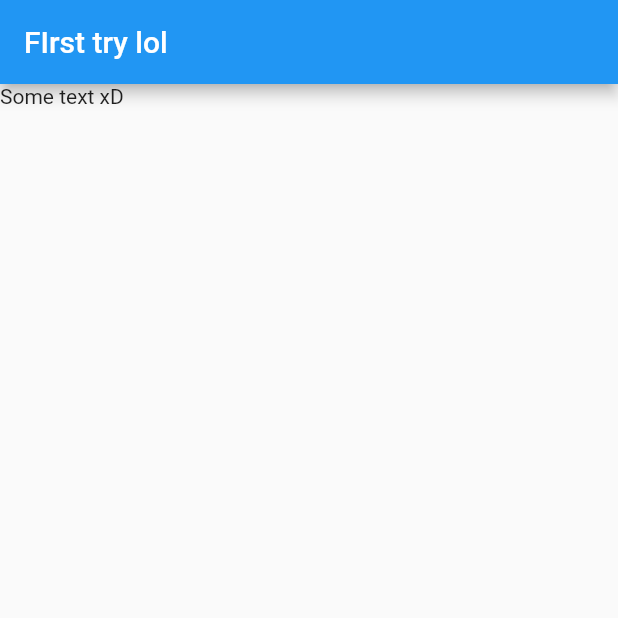
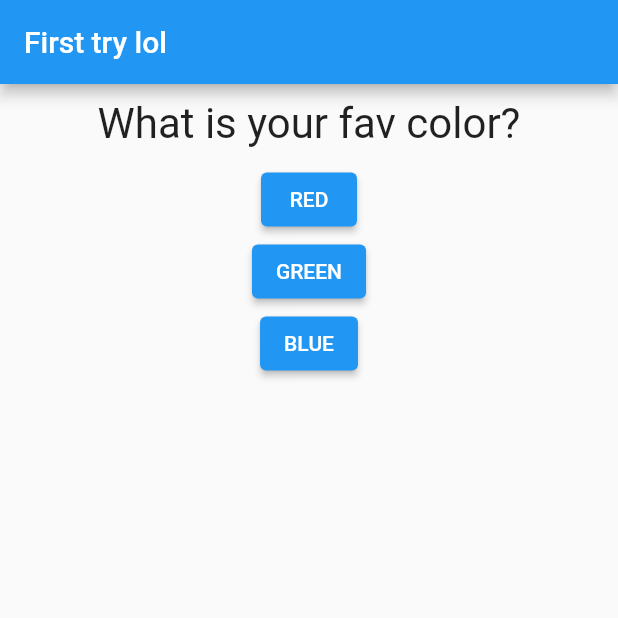
Before and after one commit to TheGhaplaMan/Flutter, a Flutter app: the screen it shows after launch, on a phone screen of 412 x 824 dp, the top half of it. Run offline on Flutter 3.47's test engine with Material 2 defaults, Android fonts, the light colour scheme and no system bars.

Commit message:
till vid 30, folder 2

```diff
--- a/trying_again/lib/main.dart
+++ b/trying_again/lib/main.dart
@@ -1,19 +1,61 @@
 import 'package:flutter/material.dart';
+import './question.dart';
 
 //void main() {
 //  runApp(MyApp());
 //}
 void main() => runApp(MyApp());
 
-class MyApp extends StatelessWidget {
+class MyApp extends StatefulWidget {
+  @override
+  State<StatefulWidget> createState() {
+    // TODO: implement createState
+    return _MyAppState();
+  }
+}
+
+class _MyAppState extends State<MyApp> {
+  var _queIndex = 0;
+  void answerQ() {
+    setState(() {
+      _queIndex = _queIndex + 1;
+    });
+    print(_queIndex);
+  }
+
   @override
   Widget build(BuildContext context) {
+    var que = [
+      "What is your fav color?",
+      "What is your fav animal?",
+    ];
     return MaterialApp(
       home: Scaffold(
         appBar: AppBar(
-          title: Text("FIrst try lol"),
+          title: Text("First try lol"),
         ),
-        body: Text("Some text xD"),
+        body: Column(
+          children: [
+            Question(
+              que[_queIndex],
+            ),
+            ElevatedButton(
+              child: Text("RED"),
+              onPressed: answerQ,
+            ),
+            ElevatedButton(
+              child: Text("GREEN"),
+              onPressed: answerQ,
+            ),
+            ElevatedButton(
+              child: Text("BLUE"),
+              onPressed: () {
+                //print
+                print("Answer 3 chosen");
+              },
+            ),
+          ],
+        ),
       ),
     );
   }
--- /dev/null
+++ b/trying_again/lib/question.dart
@@ -0,0 +1,20 @@
+import 'package:flutter/material.dart';
+
+class Question extends StatelessWidget {
+  final String queText;
+
+  Question(this.queText);
+
+  @override
+  Widget build(BuildContext context) {
+    return Container(
+      width: double.infinity,
+      margin: EdgeInsets.all(10),
+      child: Text(
+        queText,
+        style: TextStyle(fontSize: 28),
+        textAlign: TextAlign.center,
+      ),
+    );
+  }
+}
```
